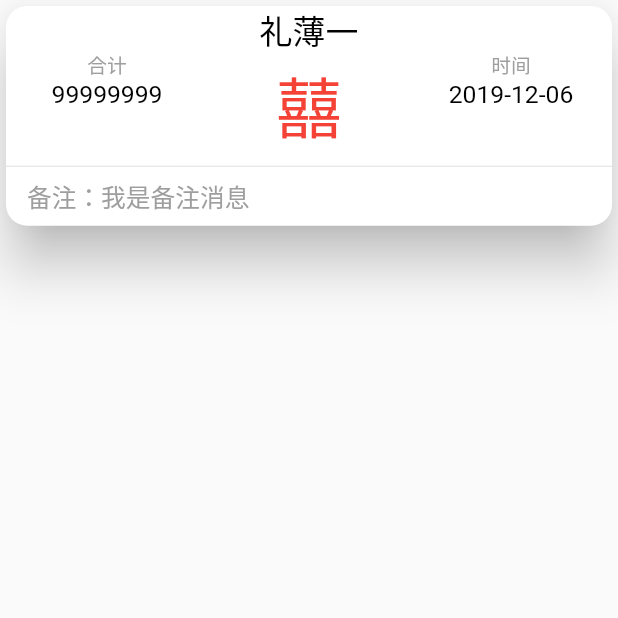
After one commit to lixingqiao01/flutter_demo, a Flutter app: the AddNotes screen opened directly, on a phone screen of 412 x 824 dp, the top half of it. The commit adds this screen. Run offline on Flutter 3.47's test engine with Material 2 defaults, Android fonts, the phone set to English and light mode, and no system bars; our stand-ins replace dio, flutter_screenutil, modal_progress_hud, shared_preferences; accounts and stored records are empty.

```diff
--- /dev/null
+++ b/lib/page/AddNotes.dart
@@ -0,0 +1,125 @@
+import 'package:flutter/cupertino.dart';
+import 'package:flutter/material.dart';
+import 'package:flutter_screenutil/flutter_screenutil.dart';
+
+class AddNotes extends StatefulWidget{
+  @override
+  State<StatefulWidget> createState() {
+    // TODO: implement createState
+    return AddNotesState();
+  }
+
+}
+
+class AddNotesState extends State<AddNotes>{
+  @override
+  Widget build(BuildContext context) {
+    // TODO: implement build
+    return _scaffold();
+  }
+
+  Widget _scaffold(){
+    return Scaffold(
+      body: _column(),
+    );
+  }
+
+  Widget _column(){
+    return Column(
+      children: <Widget>[
+        _topCardSizedBoxCell()
+      ],
+    );
+  }
+
+  Widget _topCardSizedBoxCell(){
+    return SizedBox(
+      height: ScreenUtil.getInstance().setHeight(250),
+      child: _topCardCell(),
+    );
+  }
+
+  Widget _topCardCell(){
+    return Card(
+      elevation: 15.0,
+      shape: const RoundedRectangleBorder(
+        borderRadius: BorderRadius.all(Radius.circular(14.0)),
+      ),
+      child: _topCardCell_Column(),
+    );
+  }
+
+  Widget _topCardCell_Column(){
+    return Column(
+      children: <Widget>[
+        _topCardCell_Column_Top(),
+        new Divider(),
+        Padding(
+          padding: EdgeInsets.symmetric(
+              horizontal: 14.0
+          ),
+          child: Row(
+            children: <Widget>[
+              Text(
+                "备注：",
+                style: TextStyle(
+                    fontSize: ScreenUtil.getInstance().setSp(30),
+                    color: Colors.grey
+                ),
+              ),
+              Text(
+                "我是备注消息",
+                style: TextStyle(
+                    fontSize: ScreenUtil.getInstance().setSp(30),
+                    color: Colors.grey
+                ),
+              )
+            ],
+          ),
+        )
+      ],
+    );
+  }
+
+  Widget _topCardCell_Column_Top() {
+    return SizedBox(
+      width: double.infinity,
+      height: ScreenUtil().setHeight(160),
+      child: Row(
+        mainAxisAlignment: MainAxisAlignment.spaceEvenly,
+        children: <Widget>[
+          _expanded("合计", "99999999", Colors.grey, Colors.black, 24, 30),
+          _expanded("礼薄一", "囍", Colors.black, Colors.red, 40, 80),
+          _expanded("时间", "2019-12-06", Colors.grey, Colors.black, 24, 30),
+        ],
+      ),
+    );
+  }
+  Widget _expanded(String title, String content, Color titleColor,
+      Color contentColor, double titleFontSize, double contentFontSize) {
+    return Expanded(
+      child: Center(
+//            widthFactor: ,
+        child: Column(
+          mainAxisAlignment: MainAxisAlignment.center,
+          children: <Widget>[
+            Text(
+              title,
+              style: TextStyle(
+                  fontSize: ScreenUtil.getInstance().setSp(titleFontSize),
+                  color: titleColor),
+            ),
+            Text(
+              content,
+              style: TextStyle(
+                  fontSize: ScreenUtil.getInstance().setSp(contentFontSize),
+                  color: contentColor),
+            )
+          ],
+        ),
+      ),
+      flex: 1,
+    );
+  }
+
+}
--- a/lib/page/mine.dart
+++ b/lib/page/mine.dart
@@ -26,4 +26,10 @@ class MineState extends State<MineStateFulWidget>{
     );
   }
 
+  Widget listTitle(int index) {
+    if (index == 0) {
+    }
+    return null;
+  }
+
 }
--- a/pubspec.yaml
+++ b/pubspec.yaml
@@ -47,9 +47,9 @@ flutter:
   uses-material-design: true
 
   # To add assets to your application, add an assets section, like this:
-  # assets:
-  #  - images/a_dot_burr.jpeg
-  #  - images/a_dot_ham.jpeg
+#   assets:
+#    - images/a_dot_burr.jpeg
+#    - images/a_dot_ham.jpeg
 
   # An image asset can refer to one or more resolution-specific "variants", see
   # https://flutter.dev/assets-and-images/#resolution-aware.
```
Also changed, not shown: lib/fancy_fab.dart (+54 -44 lines), lib/main.dart (+0 -17 lines), lib/page/Launch.dart (+4 -4 lines), lib/page/Login.dart (+5 -5 lines), lib/page/home.dart (+25 -3 lines), lib/tabBarController.dart (+20 -12 lines).
